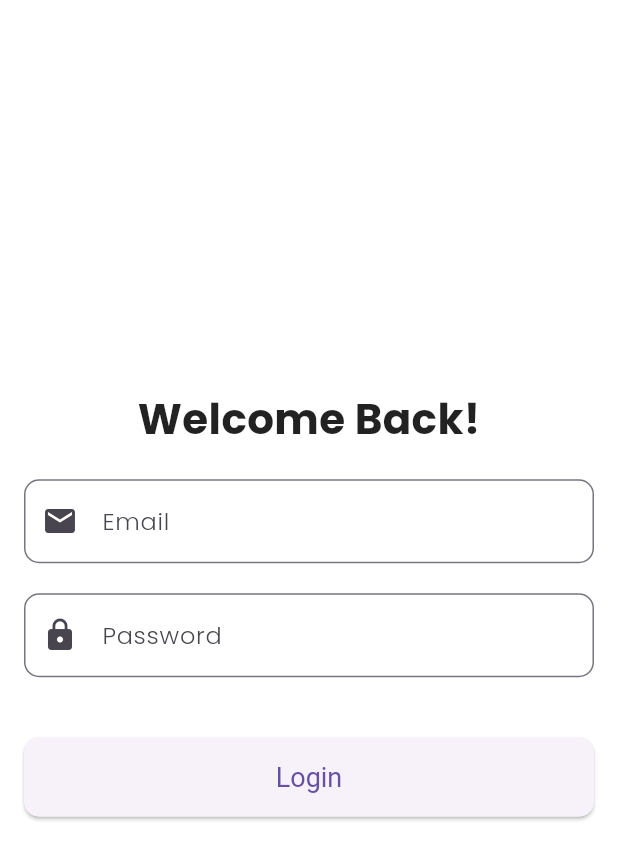
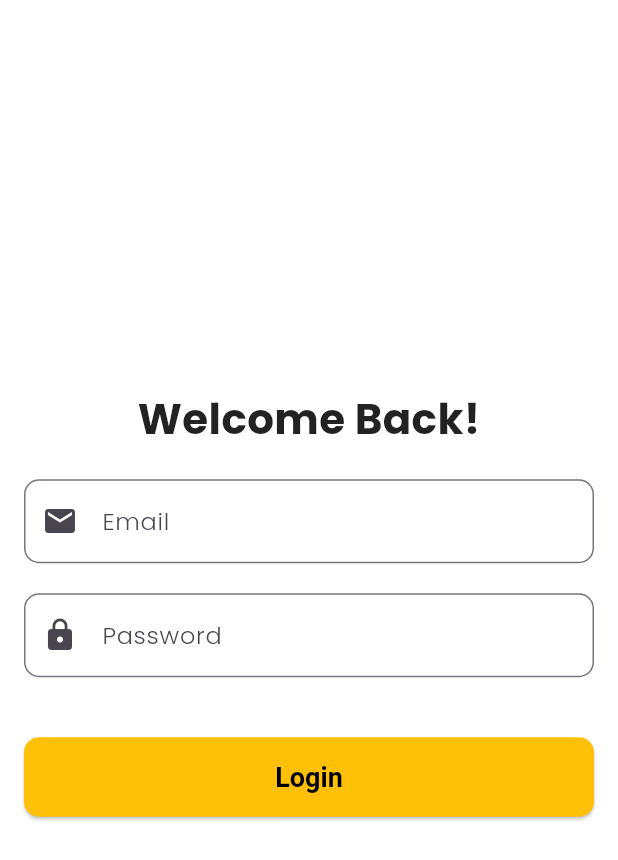
Before and after one commit to nikhilsahuofficial/flutter_clean_bloc_arch, a Flutter app: the screen it shows after launch, on a phone screen of 412 x 824 dp. Shown: the top 860 px of the screen. Run offline on Flutter 3.47's test engine with Material 3 defaults, Android fonts, the phone set to English and light mode, and no system bars; our stand-ins replace bloc, cached_network_image, dio, equatable, firebase_analytics, firebase_auth and 8 more; accounts and stored records are empty; generated files the repository leaves out were written again.

Commit message:
Fixed color schemes

```diff
--- a/lib/features/daily_news/presentation/pages/login/login.dart
+++ b/lib/features/daily_news/presentation/pages/login/login.dart
@@ -134,13 +134,17 @@ class LoginScreen extends StatelessWidget {
                   ));
             },
             style: ElevatedButton.styleFrom(
+              backgroundColor: Colors.amber,
               padding: const EdgeInsets.symmetric(vertical: 16),
               textStyle: const TextStyle(fontSize: 18),
               shape: RoundedRectangleBorder(
                 borderRadius: BorderRadius.circular(10),
               ),
             ),
-            child: const Text('Login'),
+            child: const Text('Login',style: TextStyle(
+              fontWeight: FontWeight.bold,
+              color:Colors.black
+            ),),
           ),
         );
       },
```
